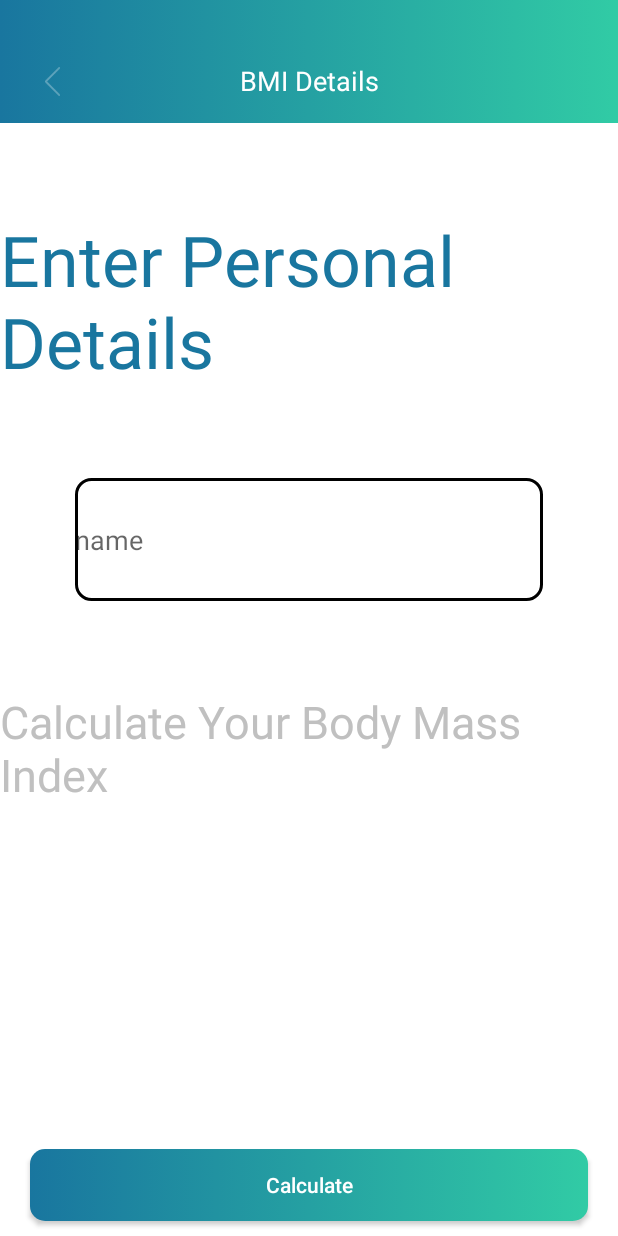
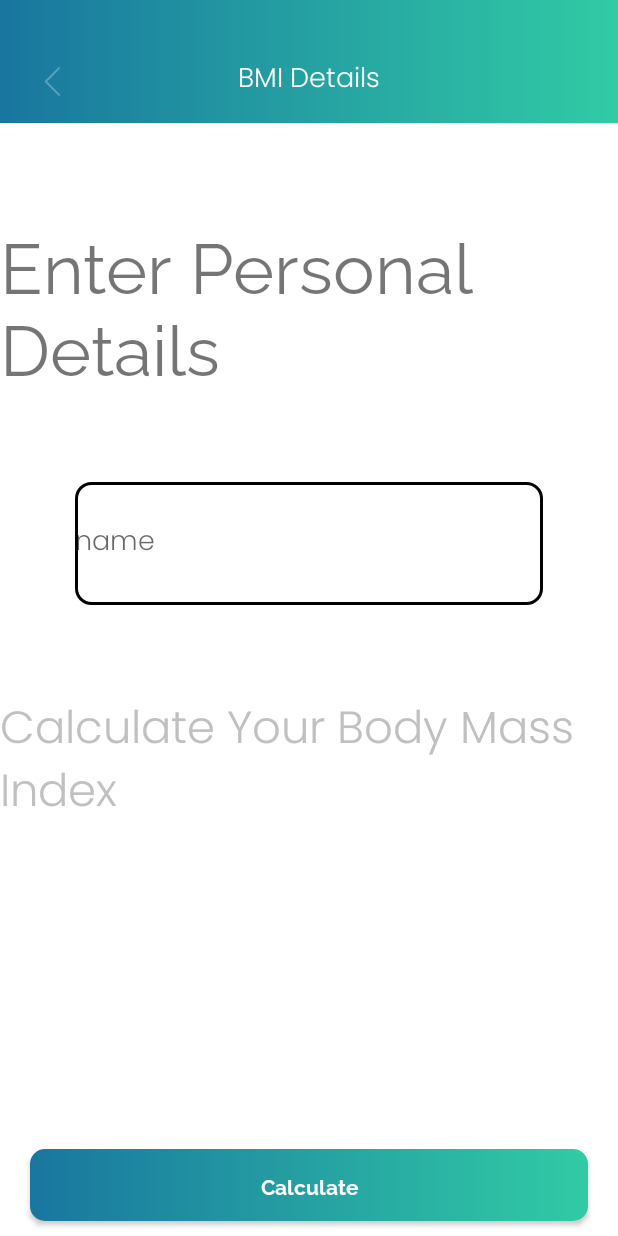
Before and after one commit to Aslmmon/New-Age-Task, an Android app: the screen it shows after launch (MainActivity), on a phone screen of 412 x 824 dp. Run offline under Robolectric (Android 15) with nearby library versions, the phone set to English and light mode, and no system bars.

Commit message:
added font for the add bmi screen

```diff
--- /dev/null
+++ b/app/src/main/res/font/font.xml
@@ -0,0 +1,4 @@
+<?xml version="1.0" encoding="utf-8"?>
+<font-family xmlns:android="http://schemas.android.com/apk/res/android">
+
+</font-family>
--- a/app/src/main/res/layout/fragment_add_bmi_details.xml
+++ b/app/src/main/res/layout/fragment_add_bmi_details.xml
@@ -10,8 +10,7 @@
         android:layout_width="wrap_content"
         android:layout_height="wrap_content"
         android:text="@string/enter_personal_details"
-        android:textColor="#19769F"
-        android:textSize="70px"
+        style="@style/RalewayRegualrStyle"
         android:id="@+id/tv_enter_details"
         app:layout_constraintStart_toStartOf="parent"
         app:layout_constraintEnd_toEndOf="parent"
@@ -37,9 +36,9 @@
     <TextView
         android:layout_width="wrap_content"
         android:layout_height="wrap_content"
-        android:text="Calculate Your Body Mass Index"
-        android:textColor="#C0C0C0"
-        android:textSize="45px"
+        android:text="@string/calculate_your_body_mass_index_title"
+        android:textColor="@color/gray_color"
+        style="@style/PoppinsLightStyle"
         android:id="@+id/tv_calculate_body_title"
         app:layout_constraintStart_toStartOf="parent"
         app:layout_constraintEnd_toEndOf="parent"
--- a/app/src/main/res/values/colors.xml
+++ b/app/src/main/res/values/colors.xml
@@ -7,4 +7,7 @@
     <color name="teal_700">#FF018786</color>
     <color name="black">#FF000000</color>
     <color name="white">#FFFFFFFF</color>
+    <color name="primary">#19769F</color>
+    <color name="gray_color">#C0C0C0</color>
+
 </resources>
--- a/app/src/main/res/values/strings.xml
+++ b/app/src/main/res/values/strings.xml
@@ -1,8 +1,8 @@
 <resources>
     <string name="app_name">New Age Task</string>
-    <!-- TODO: Remove or change this placeholder text -->
     <string name="hello_blank_fragment">Hello blank fragment</string>
     <string name="enter_personal_details">Enter Personal Details</string>
     <string name="name_title">name</string>
     <string name="calculate_title">Calculate</string>
+    <string name="calculate_your_body_mass_index_title">Calculate Your Body Mass Index</string>
 </resources>
--- a/app/src/main/res/values/themes.xml
+++ b/app/src/main/res/values/themes.xml
@@ -13,6 +13,7 @@
         <item name="materialButtonStyle">@style/Button.gradient</item>
         <item name="android:statusBarColor">@android:color/transparent</item>
         <item name="android:windowTranslucentStatus">true</item>
+        <item name="fontFamily">@font/poppins_light_300</item>
 
 
         <!-- Customize your theme here. -->
@@ -23,8 +24,28 @@
         <item name="android:textColor">@color/white</item>
         <item name="colorButtonNormal">#020e39</item>
         <item name="android:textAllCaps">false</item>
+        <item name="fontFamily">@font/raleway_bold_700</item>
         <item name="android:background">@drawable/linear_gradient_color</item>
         <item name="backgroundTint">@null</item>
+    </style>
 
+    <style name="RalewayRegualrStyle">
+        <item name="fontFamily">@font/raleway_regular_400</item>
+        <item name="android:textSize">70px</item>
+        <item name="color">@color/primary</item>
+    </style>
+
+    <style name="RalewayBoldStyle">
+        <item name="fontFamily">@font/raleway_bold_700</item>
+    </style>
+    <style name="PoppinsLightStyle">
+        <item name="fontFamily">@font/poppins_light_300</item>
+        <item name="android:textSize">45px</item>
+    </style>
+    <style name="PoppinsBoldStyle">
+        <item name="fontFamily">@font/poppins_bold_700</item>
+    </style>
+    <style name="PoppinsRegularStyle">
+        <item name="fontFamily">@font/poppins_regular_400</item>
     </style>
 </resources>
```
Also changed, not shown: app/src/main/res/font/poppins_bold_700.ttf (added), app/src/main/res/font/poppins_light_300.ttf (added), app/src/main/res/font/poppins_regular_400.ttf (added), app/src/main/res/font/raleway_bold_700.ttf (added), app/src/main/res/font/raleway_regular_400.ttf (added).
